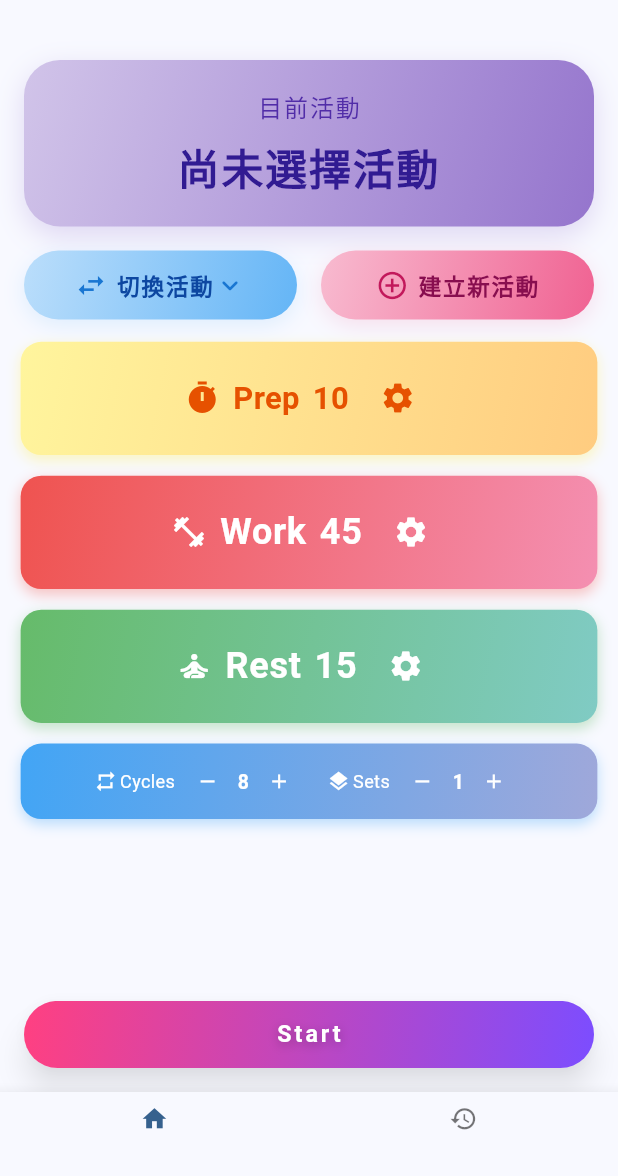
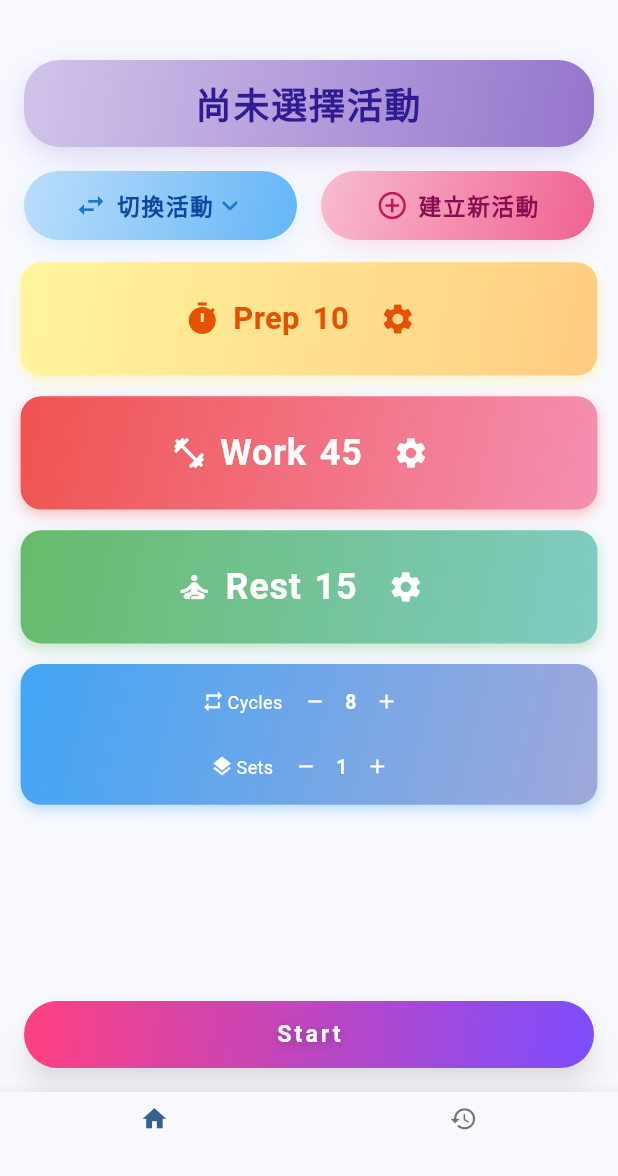
Before and after one commit to brianhsux/TabataApp, a Flutter app: the screen it shows after launch, on a phone screen of 412 x 824 dp, the part 60-1236 px from its top. Run offline on Flutter 3.47's test engine with Material 3 defaults, Android fonts, the phone set to English and light mode, and no system bars; drawn by our look-alikes of dropdown_button2; our stand-ins replace audioplayers, google_mobile_ads, shared_preferences, sqflite, stop_watch_timer, table_calendar; accounts and stored records are empty; network calls fail.

Commit message:
Refactors workout preset display and settings
Improves the layout and appearance of the workout preset display.

Modifies the cycle/set settings to a column layout for better readability on smaller screens.

Reduces vertical padding of workout preset container.

```diff
--- a/lib/main.dart
+++ b/lib/main.dart
@@ -831,10 +831,10 @@ class _TabataScreenState extends State<TabataScreen> {
             padding: const EdgeInsets.symmetric(vertical: 16),
             child: Container(
               width: double.infinity,
-              padding: EdgeInsets.symmetric(vertical: 20, horizontal: 24),
+              padding: EdgeInsets.symmetric(vertical: 12, horizontal: 24),
               decoration: BoxDecoration(
                 gradient: LinearGradient(
-                  colors: [Colors.deepPurple.shade100, Colors.deepPurple.shade300], // 主色
+                  colors: [Colors.deepPurple.shade100, Colors.deepPurple.shade300],
                   begin: Alignment.topLeft,
                   end: Alignment.bottomRight,
                 ),
@@ -847,30 +847,16 @@ class _TabataScreenState extends State<TabataScreen> {
                   ),
                 ],
               ),
-              child: Column(
-                mainAxisSize: MainAxisSize.min,
-                children: [
-                  Text(
-                    '目前活動',
-                    style: TextStyle(
-                      color: Colors.deepPurple.shade700,
-                      fontSize: 16,
-                      fontWeight: FontWeight.w500,
-                      letterSpacing: 1.2,
-                    ),
-                  ),
-                  SizedBox(height: 8),
-                  Text(
+              alignment: Alignment.center,
+              child: Text(
                 _currentPresetName ?? '尚未選擇活動',
                 textAlign: TextAlign.center,
                 style: TextStyle(
                   color: Colors.deepPurple.shade900,
                   fontWeight: FontWeight.bold,
-                      fontSize: 28,
+                  fontSize: 24,
                   letterSpacing: 1.2,
                 ),
-                  ),
-                ],
               ),
             ),
           ),
@@ -1293,10 +1279,12 @@ class _TabataScreenState extends State<TabataScreen> {
             ),
             margin: EdgeInsets.symmetric(vertical: 8 * scale, horizontal: 16 * scale),
             padding: EdgeInsets.symmetric(vertical: 6 * scale, horizontal: 8 * scale),
-            child: Row(
+            child: Column(
+              mainAxisSize: MainAxisSize.min,
+              children: [
+                Row(
                   mainAxisAlignment: MainAxisAlignment.center,
                   children: [
-                // Cycles
                     Icon(Icons.repeat, color: Colors.white, size: 18 * scale),
                     SizedBox(width: 2 * scale),
                     Text('Cycles', style: TextStyle(fontSize: 14 * scale, color: Colors.white)),
@@ -1321,8 +1309,12 @@ class _TabataScreenState extends State<TabataScreen> {
                       visualDensity: VisualDensity.compact,
                       onPressed: () => state.updateCycles(state.cycles + 1),
                     ),
-                SizedBox(width: 14 * scale),
-                // Sets
+                  ],
+                ),
+                SizedBox(height: 4 * scale),
+                Row(
+                  mainAxisAlignment: MainAxisAlignment.center,
+                  children: [
                     Icon(Icons.layers, color: Colors.white, size: 18 * scale),
                     SizedBox(width: 2 * scale),
                     Text('Sets', style: TextStyle(fontSize: 14 * scale, color: Colors.white)),
@@ -1346,6 +1338,8 @@ class _TabataScreenState extends State<TabataScreen> {
                       constraints: BoxConstraints(),
                       visualDensity: VisualDensity.compact,
                       onPressed: () => state.updateSets(state.sets + 1),
+                    ),
+                  ],
                 ),
               ],
             ),
```
Lines whose indentation alone changed are shown as unchanged.
